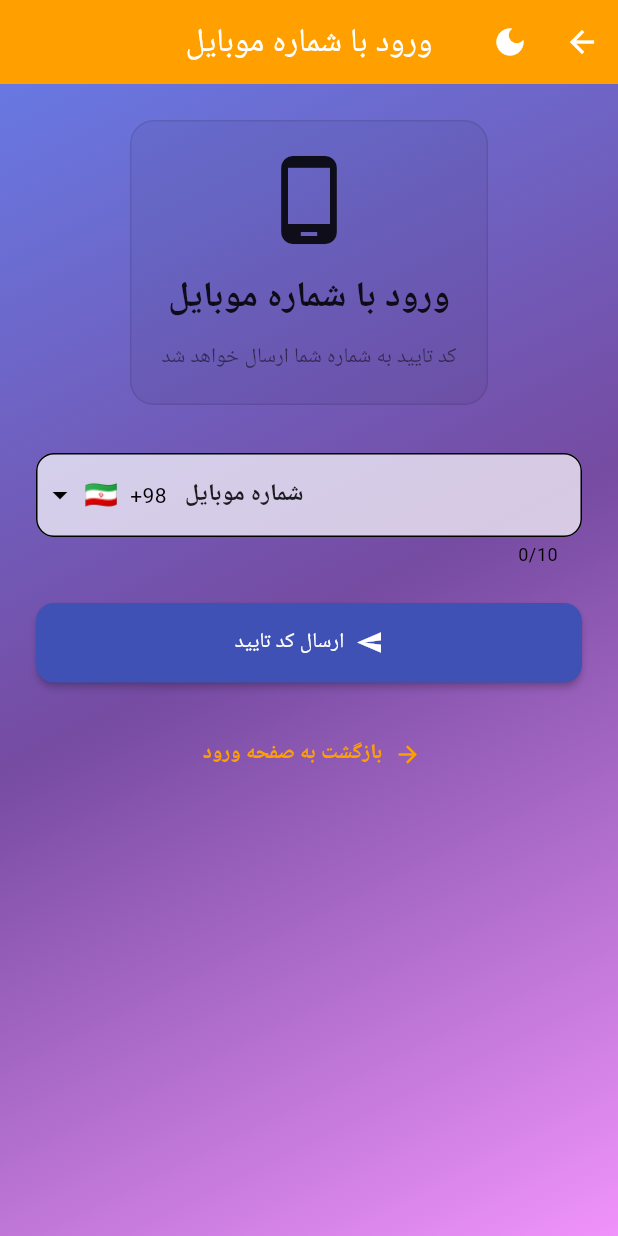
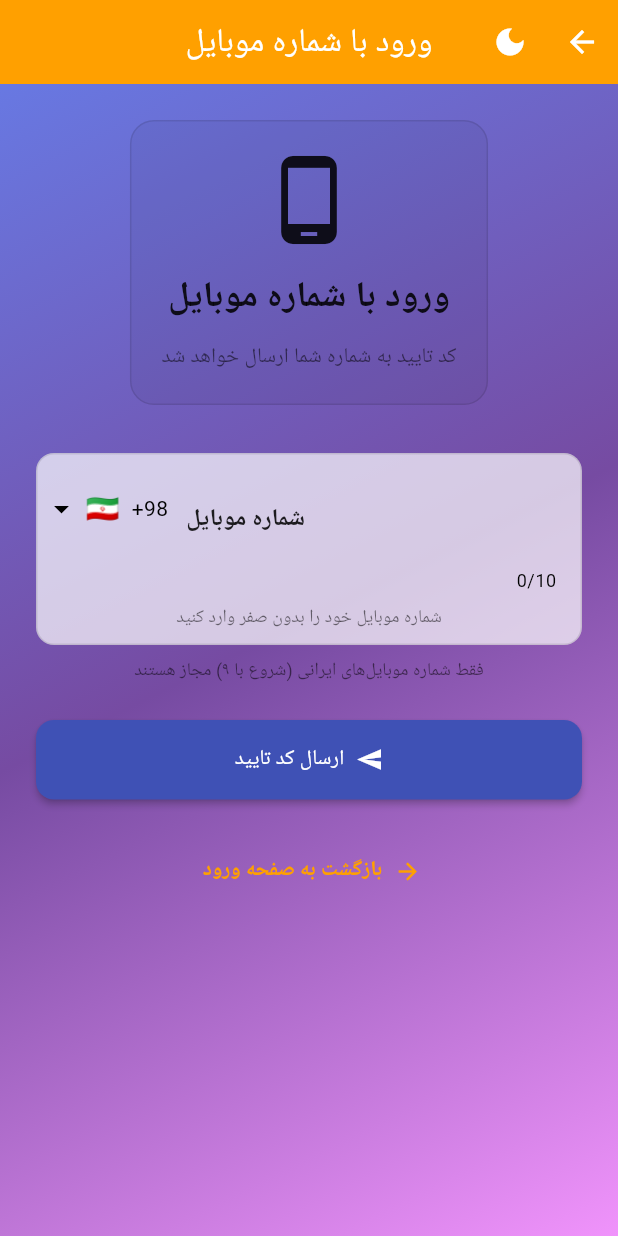
Before and after one commit to insworkpage-cmd/exam_master, a Flutter app: the OtpTestPage screen opened directly, on a phone screen of 412 x 824 dp. Run offline on Flutter 3.47's test engine with Material 3 defaults, Android fonts, the phone set to English and light mode, and no system bars; drawn by our look-alikes of intl_phone_field; our stand-ins replace cloud_firestore, equatable, firebase_auth, firebase_core, fl_chart, flutter_otp_text_field and 4 more; missing offline and left inert: excel; accounts and stored records are empty; generated files the repository leaves out were written again.

Commit message:
Initial commit

```diff
--- a/lib/screens/otp/otp_test_page.dart
+++ b/lib/screens/otp/otp_test_page.dart
@@ -22,7 +22,6 @@ class _OtpTestPageState extends State<OtpTestPage> {
   final _otpController = TextEditingController();
   final FirebaseAuth _auth = FirebaseAuth.instance;
   final FirebaseFirestore _firestore = FirebaseFirestore.instance;
-
   String phoneNumber = '';
   String verificationId = '';
   bool codeSent = false;
@@ -53,9 +52,11 @@ class _OtpTestPageState extends State<OtpTestPage> {
     setState(() {
       if (phone.isEmpty) {
         _phoneError = 'شماره موبایل را وارد کنید';
+      } else if (!phone.startsWith('9')) {
+        _phoneError = 'شماره موبایل باید با 9 شروع شود';
       } else if (!RegExp(r'^[0-9]{10}$')
           .hasMatch(phone.replaceAll(RegExp(r'[^\d]'), ''))) {
-        _phoneError = 'شماره موبایل نامعتبر است';
+        _phoneError = 'شماره موبایل باید 10 رقم باشد';
       } else {
         _phoneError = null;
       }
@@ -64,12 +65,10 @@ class _OtpTestPageState extends State<OtpTestPage> {
 
   Future<void> sendOtp() async {
     if (!_formKey.currentState!.validate()) return;
-
     setState(() {
       isLoading = true;
       _phoneError = null;
     });
-
     try {
       await _auth.verifyPhoneNumber(
         phoneNumber: phoneNumber,
@@ -78,6 +77,7 @@ class _OtpTestPageState extends State<OtpTestPage> {
           await _signInWithCredential(credential);
         },
         verificationFailed: (FirebaseAuthException e) {
+          if (mounted) {
             setState(() {
               isLoading = false;
               if (e.code == 'invalid-phone-number') {
@@ -86,8 +86,10 @@ class _OtpTestPageState extends State<OtpTestPage> {
                 _phoneError = 'خطا در ارسال کد: ${e.message}';
               }
             });
+          }
         },
         codeSent: (String verificationId, int? resendToken) {
+          if (mounted) {
             setState(() {
               codeSent = true;
               isLoading = false;
@@ -95,20 +97,25 @@ class _OtpTestPageState extends State<OtpTestPage> {
               this.verificationId = verificationId;
             });
             _startTimer();
+          }
         },
         codeAutoRetrievalTimeout: (String verificationId) {
+          if (mounted) {
             setState(() {
               isLoading = false;
               codeSent = false;
             });
+          }
         },
         timeout: const Duration(seconds: 60),
       );
     } catch (e) {
+      if (mounted) {
         setState(() {
           isLoading = false;
           _phoneError = 'خطا در ارسال کد: ${e.toString()}';
         });
+      }
     }
   }
 
@@ -116,34 +123,40 @@ class _OtpTestPageState extends State<OtpTestPage> {
     _timer = Timer.periodic(const Duration(seconds: 1), (timer) {
       if (secondsRemaining == 0) {
         timer.cancel();
+        if (mounted) {
           setState(() {});
+        }
       } else {
+        if (mounted) {
           setState(() => secondsRemaining--);
+        }
       }
     });
   }
 
   Future<void> verifyCode(String code) async {
     if (code.isEmpty) {
+      if (mounted) {
         setState(() {
           _otpError = 'کد تایید را وارد کنید';
         });
+      }
       return;
     }
-
+    if (mounted) {
       setState(() {
         isVerifying = true;
         _otpError = null;
       });
-
+    }
     try {
       PhoneAuthCredential credential = PhoneAuthProvider.credential(
         verificationId: verificationId,
         smsCode: code,
       );
-
       await _signInWithCredential(credential);
     } on FirebaseAuthException catch (e) {
+      if (mounted) {
         setState(() {
           isVerifying = false;
           if (e.code == 'invalid-verification-code') {
@@ -152,33 +165,34 @@ class _OtpTestPageState extends State<OtpTestPage> {
             _otpError = 'خطا در تایید کد: ${e.message}';
           }
         });
+      }
     } catch (e) {
+      if (mounted) {
         setState(() {
           isVerifying = false;
           _otpError = 'خطا در تایید کد: ${e.toString()}';
         });
       }
     }
+  }
 
   Future<void> _signInWithCredential(PhoneAuthCredential credential) async {
     try {
+      if (mounted) {
         setState(() {
           isVerifying = true;
         });
-
+      }
+      // دریافت AuthProvider قبل از عملیات async
+      final authProvider =
+          Provider.of<app_auth.AuthProvider>(context, listen: false);
       final UserCredential userCredential =
           await _auth.signInWithCredential(credential);
       final User? user = userCredential.user;
-
       if (user != null) {
-        // دریافت AuthProvider قبل از عملیات async
-        final authProvider =
-            Provider.of<app_auth.AuthProvider>(context, listen: false);
-
         // بررسی اینکه آیا کاربر قبلاً ثبت‌نام کرده است
         final userDoc =
             await _firestore.collection('users').doc(user.uid).get();
-
         if (!userDoc.exists) {
           // اگر کاربر جدید است، اطلاعات اولیه را ذخیره کن
           await _firestore.collection('users').doc(user.uid).set({
@@ -191,29 +205,33 @@ class _OtpTestPageState extends State<OtpTestPage> {
             'isActive': true,
           });
         }
-
         // به‌روزرسانی AuthProvider
         await authProvider.initialize();
-
+        // بررسی مجدد mounted قبل از استفاده از context
+        if (mounted) {
           // هدایت به صفحه مناسب بر اساس نقش کاربر
           _navigateToDashboard(authProvider.userRole);
         }
+      }
     } on FirebaseAuthException catch (e) {
+      if (mounted) {
         setState(() {
           isVerifying = false;
           _otpError = 'خطا در ورود: ${e.message}';
         });
+      }
     } catch (e) {
+      if (mounted) {
         setState(() {
           isVerifying = false;
           _otpError = 'خطای غیرمنتظره: ${e.toString()}';
         });
       }
     }
+  }
 
   void _navigateToDashboard(UserRole? role) {
     if (!mounted) return;
-
     String route;
     switch (role) {
       case UserRole.admin:
@@ -234,7 +252,6 @@ class _OtpTestPageState extends State<OtpTestPage> {
       default:
         route = '/guest_home';
     }
-
     Navigator.pushReplacementNamed(context, route);
   }
 
@@ -243,9 +260,10 @@ class _OtpTestPageState extends State<OtpTestPage> {
     return Consumer<ThemeProvider>(
       builder: (context, themeProvider, child) {
         final isDarkMode = themeProvider.themeMode == ThemeMode.dark;
+        // تعریف رنگ خطا متناسب با حالت روز و شب
+        final errorColor = isDarkMode ? Colors.red[300]! : Colors.red[800]!;
 
         return Scaffold(
-          // حل مشکل صفحه سفید
           extendBodyBehindAppBar: true,
           appBar: AppBar(
             title: const Text('ورود با شماره موبایل'),
@@ -253,7 +271,6 @@ class _OtpTestPageState extends State<OtpTestPage> {
             backgroundColor: Colors.amber[700],
             automaticallyImplyLeading: false,
             actions: [
-              // دکمه حالت دارک مود در سمت چپ
               IconButton(
                 icon: Icon(isDarkMode ? Icons.light_mode : Icons.dark_mode),
                 tooltip: isDarkMode ? 'حالت روشن' : 'حالت تاریک',
@@ -261,7 +278,6 @@ class _OtpTestPageState extends State<OtpTestPage> {
                   themeProvider.toggleTheme();
                 },
               ),
-              // دکمه بازگشت در سمت راست
               IconButton(
                 icon: const Icon(Icons.arrow_back),
                 tooltip: 'بازگشت',
@@ -271,7 +287,6 @@ class _OtpTestPageState extends State<OtpTestPage> {
               ),
             ],
           ),
-          // حل مشکل صفحه سفید
           body: Container(
             width: double.infinity,
             height: double.infinity,
@@ -350,7 +365,20 @@ class _OtpTestPageState extends State<OtpTestPage> {
                         ),
                         const SizedBox(height: 32),
                         if (!codeSent) ...[
-                          // حل مشکل راست‌چین نبودن کادر شماره موبایل
+                          Container(
+                            decoration: BoxDecoration(
+                              color: isDarkMode
+                                  ? Colors.white.withOpacity(0.1)
+                                  : Colors.white.withOpacity(0.7),
+                              borderRadius: BorderRadius.circular(12),
+                              border: Border.all(
+                                color: isDarkMode
+                                    ? Colors.white.withOpacity(0.2)
+                                    : Colors.black.withOpacity(0.1),
+                              ),
+                            ),
+                            child: Column(
+                              children: [
                                 Directionality(
                                   textDirection: TextDirection.ltr,
                                   child: IntlPhoneField(
@@ -358,27 +386,21 @@ class _OtpTestPageState extends State<OtpTestPage> {
                                     initialCountryCode: 'IR',
                                     decoration: InputDecoration(
                                       labelText: 'شماره موبایل',
-                                hintText:
-                                    '9123456789', // تغییر: حذف صفر از ابتدا
-                                border: OutlineInputBorder(
-                                  borderRadius: BorderRadius.circular(12),
-                                ),
+                                      hintText: '9123456789',
+                                      border: InputBorder.none,
                                       prefixIcon: const Icon(Icons.phone),
                                       filled: true,
-                                fillColor: isDarkMode
-                                    ? Colors.white.withOpacity(0.1)
-                                    : Colors.white.withOpacity(0.7),
-                                errorStyle: const TextStyle(
+                                      fillColor: Colors.transparent,
+                                      errorStyle: TextStyle(
                                         fontSize: 14,
                                         fontWeight: FontWeight.bold,
+                                        color: errorColor,
                                       ),
                                       errorText: _phoneError,
-                                // اضافه شده: وسط‌چین کردن labelText
                                       alignLabelWithHint: true,
-                                // اضافه شده: وسط‌چین کردن متن
-                                contentPadding: const EdgeInsets.symmetric(
+                                      contentPadding:
+                                          const EdgeInsets.symmetric(
                                               vertical: 16, horizontal: 12),
-                                // اضافه شده: استایل متن
                                       hintStyle: TextStyle(
                                         color: isDarkMode
                                             ? Colors.white54
@@ -395,7 +417,47 @@ class _OtpTestPageState extends State<OtpTestPage> {
                                     onChanged: (phone) {
                                       phoneNumber = phone.completeNumber;
                                     },
+                                    validator: (phone) {
+                                      if (phone == null ||
+                                          phone.number.isEmpty) {
+                                        return 'شماره موبایل را وارد کنید';
+                                      } else if (!phone.number
+                                          .startsWith('9')) {
+                                        return 'شماره موبایل باید با 9 شروع شود';
+                                      } else if (!RegExp(r'^[0-9]{10}$')
+                                          .hasMatch(phone.number)) {
+                                        return 'شماره موبایل باید 10 رقم باشد';
+                                      }
+                                      return null;
+                                    },
                                   ),
+                                ),
+                                Padding(
+                                  padding: const EdgeInsets.symmetric(
+                                      horizontal: 16.0, vertical: 8.0),
+                                  child: Text(
+                                    'شماره موبایل خود را بدون صفر وارد کنید',
+                                    style: TextStyle(
+                                      fontSize: 12,
+                                      color: isDarkMode
+                                          ? Colors.white70
+                                          : Colors.black54,
+                                    ),
+                                    textAlign: TextAlign.center,
+                                  ),
+                                ),
+                              ],
+                            ),
+                          ),
+                          const SizedBox(height: 8),
+                          Text(
+                            'فقط شماره موبایل‌های ایرانی (شروع با ۹) مجاز هستند',
+                            style: TextStyle(
+                              color:
+                                  isDarkMode ? Colors.white70 : Colors.black54,
+                              fontSize: 12,
+                            ),
+                            textAlign: TextAlign.center,
                           ),
                           const SizedBox(height: 24),
                           if (isLoading)
@@ -425,6 +487,7 @@ class _OtpTestPageState extends State<OtpTestPage> {
                               fontSize: 16,
                               fontWeight: FontWeight.bold,
                             ),
+                            textAlign: TextAlign.center,
                           ),
                           const SizedBox(height: 16),
                           OtpTextField(
@@ -448,17 +511,22 @@ class _OtpTestPageState extends State<OtpTestPage> {
                             const SizedBox(height: 8),
                             Text(
                               _otpError!,
-                              style: const TextStyle(
-                                color: Colors.red,
+                              style: TextStyle(
+                                color: errorColor,
                                 fontWeight: FontWeight.bold,
+                                fontSize: 14,
                               ),
+                              textAlign: TextAlign.center,
                             ),
                           ],
                           const SizedBox(height: 16),
                           if (isVerifying)
                             const CircularProgressIndicator()
                           else if (isLoading)
-                            Text('ارسال مجدد تا $secondsRemaining ثانیه دیگر')
+                            Text(
+                              'ارسال مجدد تا $secondsRemaining ثانیه دیگر',
+                              textAlign: TextAlign.center,
+                            )
                           else
                             TextButton(
                               onPressed: sendOtp,
```
Also changed, not shown: pubspec.lock, pubspec.yaml (line endings or trailing spaces). Lines whose indentation alone changed are shown as unchanged.
